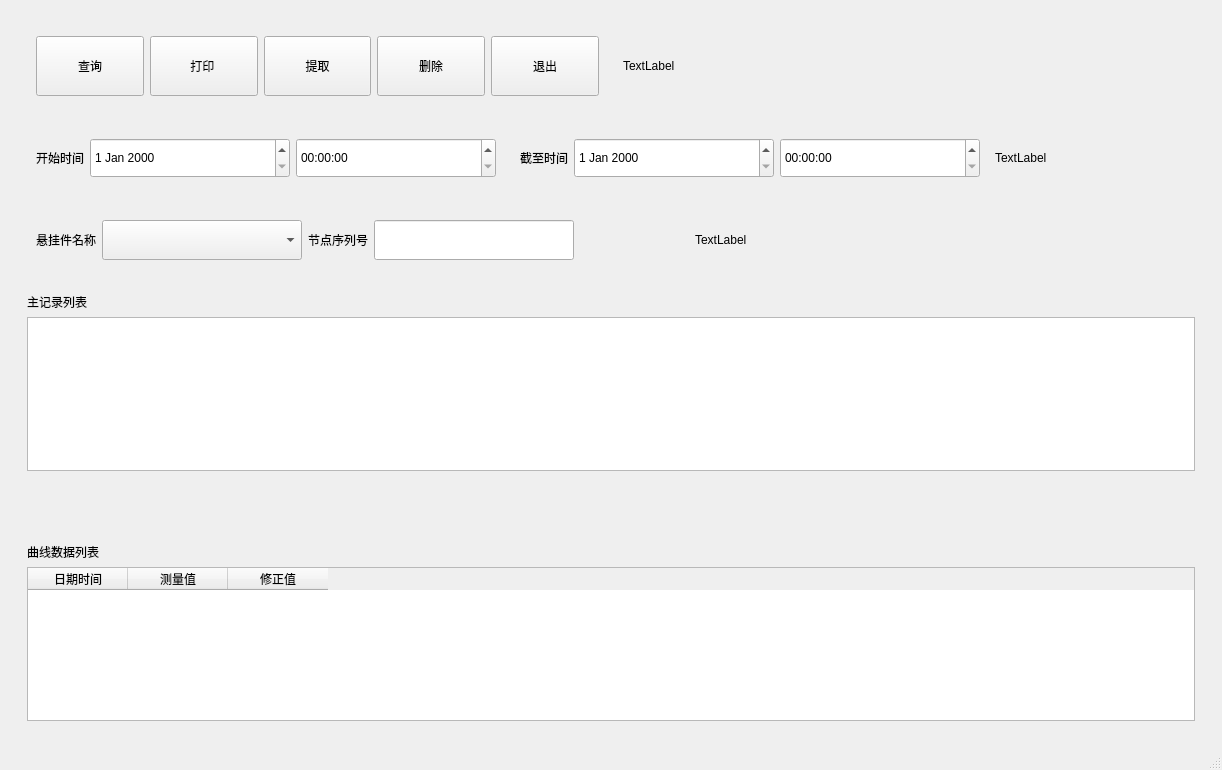
Old version of the form hstorylist.ui in the repository aiyongye/-.
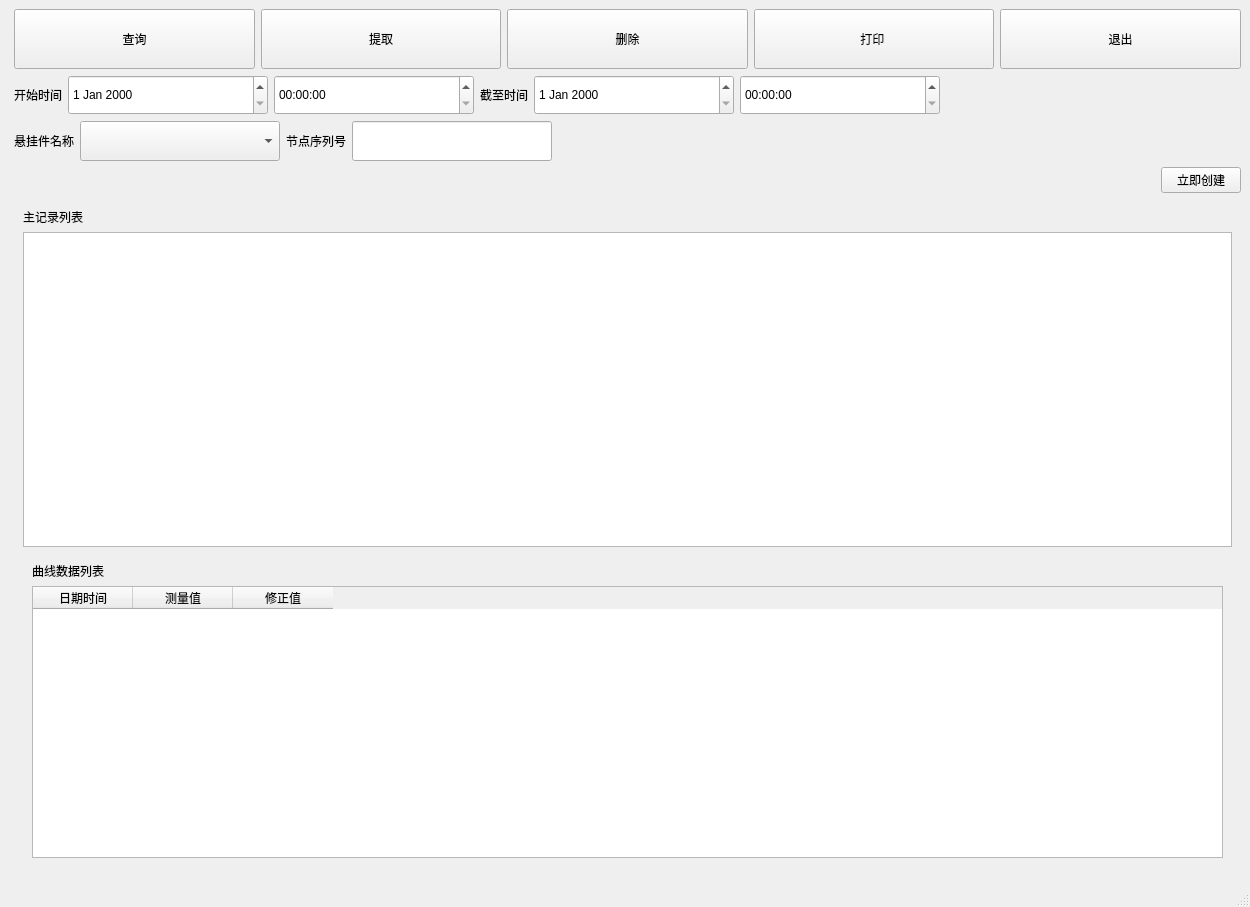
New version of the form.

Commit message: 历史界面优化

The edit to the form file:
```diff
--- a/hstorylist.ui
+++ b/hstorylist.ui
@@ -6,123 +6,147 @@
    <rect>
     <x>0</x>
     <y>0</y>
-    <width>1057</width>
-    <height>770</height>
+    <width>1250</width>
+    <height>907</height>
    </rect>
   </property>
   <property name="windowTitle">
    <string>MainWindow</string>
   </property>
   <widget class="QWidget" name="centralwidget">
-   <layout class="QVBoxLayout" name="verticalLayout_2">
+   <layout class="QVBoxLayout" name="verticalLayout">
     <item>
-     <layout class="QVBoxLayout" name="verticalLayout" stretch="0">
-      <property name="spacing">
-       <number>0</number>
+     <layout class="QGridLayout" name="gridLayout_3">
+      <property name="leftMargin">
+       <number>5</number>
       </property>
-      <item>
-       <widget class="QWidget" name="widget_6" native="true">
-        <property name="styleSheet">
-         <string notr="true">font: 20pt &quot;Arial&quot;;</string>
-        </property>
-        <layout class="QVBoxLayout" name="verticalLayout_5">
-         <item>
-          <widget class="QWidget" name="widget_11" native="true">
-           <layout class="QHBoxLayout" name="horizontalLayout_4">
-            <item>
-             <widget class="QWidget" name="widget_3" native="true">
-              <layout class="QHBoxLayout" name="horizontalLayout">
-               <item>
-                <widget class="QPushButton" name="queryButton">
-                 <property name="minimumSize">
-                  <size>
-                   <width>0</width>
-                   <height>60</height>
-                  </size>
-                 </property>
-                 <property name="text">
-                  <string>查询</string>
-                 </property>
-                </widget>
-               </item>
-               <item>
-                <widget class="QPushButton" name="printButton">
-                 <property name="minimumSize">
-                  <size>
-                   <width>0</width>
-                   <height>60</height>
-                  </size>
-                 </property>
-                 <property name="text">
-                  <string>打印 </string>
-                 </property>
-                </widget>
-               </item>
-               <item>
-                <widget class="QPushButton" name="pushButton_4">
-                 <property name="minimumSize">
-                  <size>
-                   <width>0</width>
-                   <height>60</height>
-                  </size>
-                 </property>
-                 <property name="text">
-                  <string>提取</string>
-                 </property>
-                </widget>
-               </item>
-               <item>
-                <widget class="QPushButton" name="pushButton_5">
-                 <property name="minimumSize">
-                  <size>
-                   <width>0</width>
-                   <height>60</height>
-                  </size>
-                 </property>
-                 <property name="text">
-                  <string>删除</string>
-                 </property>
-                </widget>
-               </item>
-               <item>
-                <widget class="QPushButton" name="exitButton">
-                 <property name="minimumSize">
-                  <size>
-                   <width>0</width>
-                   <height>60</height>
-                  </size>
-                 </property>
-                 <property name="text">
-                  <string>退出</string>
-                 </property>
-                </widget>
-               </item>
-              </layout>
-             </widget>
-            </item>
-            <item>
-             <widget class="QWidget" name="widget_10" native="true">
-              <layout class="QHBoxLayout" name="horizontalLayout_3">
-               <item>
-                <widget class="QLabel" name="label_7">
-                 <property name="text">
-                  <string>TextLabel</string>
-                 </property>
-                </widget>
-               </item>
-              </layout>
-             </widget>
-            </item>
-           </layout>
-          </widget>
-         </item>
-         <item>
-          <widget class="QWidget" name="widget_9" native="true">
-           <layout class="QHBoxLayout" name="horizontalLayout_6">
-            <item>
-             <widget class="QWidget" name="widget_7" native="true">
+      <item row="3" column="2">
               <layout class="QHBoxLayout" name="horizontalLayout_2">
                <item>
+         <spacer name="horizontalSpacer_7">
+          <property name="orientation">
+           <enum>Qt::Horizontal</enum>
+          </property>
+          <property name="sizeHint" stdset="0">
+           <size>
+            <width>40</width>
+            <height>20</height>
+           </size>
+          </property>
+         </spacer>
+        </item>
+        <item>
+         <widget class="QPushButton" name="creUserBtn_3">
+          <property name="text">
+           <string>立即创建</string>
+          </property>
+          <property name="type" stdset="0">
+           <string>primary</string>
+          </property>
+         </widget>
+        </item>
+       </layout>
+      </item>
+      <item row="2" column="2">
+       <layout class="QHBoxLayout" name="horizontalLayout">
+        <item>
+         <widget class="QLabel" name="label_2">
+          <property name="maximumSize">
+           <size>
+            <width>80</width>
+            <height>16777215</height>
+           </size>
+          </property>
+          <property name="text">
+           <string>悬挂件名称</string>
+          </property>
+          <property name="alignment">
+           <set>Qt::AlignRight|Qt::AlignTrailing|Qt::AlignVCenter</set>
+          </property>
+         </widget>
+        </item>
+        <item>
+         <widget class="QComboBox" name="comboBox">
+          <property name="minimumSize">
+           <size>
+            <width>200</width>
+            <height>40</height>
+           </size>
+          </property>
+          <property name="maximumSize">
+           <size>
+            <width>200</width>
+            <height>40</height>
+           </size>
+          </property>
+         </widget>
+        </item>
+        <item>
+         <widget class="QLabel" name="label_3">
+          <property name="maximumSize">
+           <size>
+            <width>80</width>
+            <height>16777215</height>
+           </size>
+          </property>
+          <property name="text">
+           <string>节点序列号</string>
+          </property>
+          <property name="alignment">
+           <set>Qt::AlignRight|Qt::AlignTrailing|Qt::AlignVCenter</set>
+          </property>
+         </widget>
+        </item>
+        <item>
+         <widget class="QLineEdit" name="lineEdit">
+          <property name="minimumSize">
+           <size>
+            <width>200</width>
+            <height>40</height>
+           </size>
+          </property>
+          <property name="maximumSize">
+           <size>
+            <width>200</width>
+            <height>40</height>
+           </size>
+          </property>
+         </widget>
+        </item>
+        <item>
+         <spacer name="horizontalSpacer">
+          <property name="orientation">
+           <enum>Qt::Horizontal</enum>
+          </property>
+          <property name="sizeHint" stdset="0">
+           <size>
+            <width>40</width>
+            <height>20</height>
+           </size>
+          </property>
+         </spacer>
+        </item>
+       </layout>
+      </item>
+      <item row="1" column="3">
+       <layout class="QHBoxLayout" name="horizontalLayout_15" stretch="">
+        <property name="spacing">
+         <number>6</number>
+        </property>
+        <property name="leftMargin">
+         <number>0</number>
+        </property>
+        <property name="rightMargin">
+         <number>0</number>
+        </property>
+        <property name="bottomMargin">
+         <number>0</number>
+        </property>
+       </layout>
+      </item>
+      <item row="1" column="2">
+       <layout class="QHBoxLayout" name="horizontalLayout_19">
+        <item>
                 <widget class="QLabel" name="label">
                  <property name="layoutDirection">
                   <enum>Qt::LeftToRight</enum>
@@ -155,12 +179,6 @@
                  </property>
                 </widget>
                </item>
-              </layout>
-             </widget>
-            </item>
-            <item>
-             <widget class="QWidget" name="widget_8" native="true">
-              <layout class="QHBoxLayout" name="horizontalLayout_5">
                <item>
                 <widget class="QLabel" name="label_6">
                  <property name="text">
@@ -191,100 +209,8 @@
                  </property>
                 </widget>
                </item>
-              </layout>
-             </widget>
-            </item>
             <item>
-             <widget class="QLabel" name="label_9">
-              <property name="minimumSize">
-               <size>
-                <width>200</width>
-                <height>0</height>
-               </size>
-              </property>
-              <property name="text">
-               <string>TextLabel</string>
-              </property>
-             </widget>
-            </item>
-           </layout>
-          </widget>
-         </item>
-         <item>
-          <widget class="QWidget" name="widget_14" native="true">
-           <layout class="QHBoxLayout" name="horizontalLayout_8">
-            <item>
-             <widget class="QWidget" name="widget_4" native="true">
-              <layout class="QHBoxLayout" name="horizontalLayout_7">
-               <item>
-                <widget class="QLabel" name="label_2">
-                 <property name="maximumSize">
-                  <size>
-                   <width>80</width>
-                   <height>16777215</height>
-                  </size>
-                 </property>
-                 <property name="text">
-                  <string>悬挂件名称</string>
-                 </property>
-                 <property name="alignment">
-                  <set>Qt::AlignRight|Qt::AlignTrailing|Qt::AlignVCenter</set>
-                 </property>
-                </widget>
-               </item>
-               <item>
-                <widget class="QComboBox" name="comboBox">
-                 <property name="minimumSize">
-                  <size>
-                   <width>200</width>
-                   <height>40</height>
-                  </size>
-                 </property>
-                 <property name="maximumSize">
-                  <size>
-                   <width>200</width>
-                   <height>40</height>
-                  </size>
-                 </property>
-                </widget>
-               </item>
-               <item>
-                <widget class="QLabel" name="label_3">
-                 <property name="maximumSize">
-                  <size>
-                   <width>80</width>
-                   <height>16777215</height>
-                  </size>
-                 </property>
-                 <property name="text">
-                  <string>节点序列号</string>
-                 </property>
-                 <property name="alignment">
-                  <set>Qt::AlignRight|Qt::AlignTrailing|Qt::AlignVCenter</set>
-                 </property>
-                </widget>
-               </item>
-               <item>
-                <widget class="QLineEdit" name="lineEdit">
-                 <property name="minimumSize">
-                  <size>
-                   <width>200</width>
-                   <height>40</height>
-                  </size>
-                 </property>
-                 <property name="maximumSize">
-                  <size>
-                   <width>200</width>
-                   <height>40</height>
-                  </size>
-                 </property>
-                </widget>
-               </item>
-              </layout>
-             </widget>
-            </item>
-            <item>
-             <spacer name="horizontalSpacer">
+         <spacer name="horizontalSpacer_2">
               <property name="orientation">
                <enum>Qt::Horizontal</enum>
               </property>
@@ -296,23 +222,78 @@
               </property>
              </spacer>
             </item>
+       </layout>
+      </item>
+      <item row="0" column="2">
+       <layout class="QHBoxLayout" name="horizontalLayout_18">
             <item>
-             <widget class="QLabel" name="label_8">
+         <widget class="QPushButton" name="queryButton">
               <property name="minimumSize">
                <size>
-                <width>500</width>
-                <height>0</height>
+            <width>0</width>
+            <height>60</height>
                </size>
               </property>
               <property name="text">
-               <string>TextLabel</string>
+           <string>查询</string>
               </property>
              </widget>
             </item>
-           </layout>
+        <item>
+         <widget class="QPushButton" name="pushButton_4">
+          <property name="minimumSize">
+           <size>
+            <width>0</width>
+            <height>60</height>
+           </size>
+          </property>
+          <property name="text">
+           <string>提取</string>
+          </property>
           </widget>
          </item>
          <item>
+         <widget class="QPushButton" name="pushButton_5">
+          <property name="minimumSize">
+           <size>
+            <width>0</width>
+            <height>60</height>
+           </size>
+          </property>
+          <property name="text">
+           <string>删除</string>
+          </property>
+         </widget>
+        </item>
+        <item>
+         <widget class="QPushButton" name="printButton">
+          <property name="minimumSize">
+           <size>
+            <width>0</width>
+            <height>60</height>
+           </size>
+          </property>
+          <property name="text">
+           <string>打印 </string>
+          </property>
+         </widget>
+        </item>
+        <item>
+         <widget class="QPushButton" name="exitButton">
+          <property name="minimumSize">
+           <size>
+            <width>0</width>
+            <height>60</height>
+           </size>
+          </property>
+          <property name="text">
+           <string>退出</string>
+          </property>
+         </widget>
+        </item>
+       </layout>
+      </item>
+      <item row="4" column="2">
           <widget class="QWidget" name="widget_2" native="true">
            <layout class="QVBoxLayout" name="verticalLayout_4">
             <item>
@@ -332,19 +313,6 @@
               </property>
              </widget>
             </item>
-           </layout>
-          </widget>
-         </item>
-         <item>
-          <widget class="QWidget" name="widget_12" native="true">
-           <layout class="QVBoxLayout" name="verticalLayout_9"/>
-          </widget>
-         </item>
-         <item>
-          <widget class="QWidget" name="widget_5" native="true">
-           <layout class="QVBoxLayout" name="verticalLayout_6"/>
-          </widget>
-         </item>
          <item>
           <widget class="QWidget" name="widget" native="true">
            <layout class="QVBoxLayout" name="verticalLayout_3">
```
Left out of the diff: 13 changed lines with no effect on the pictures. Lines whose indentation alone changed are shown as unchanged. The commit also changes 2 other files.
